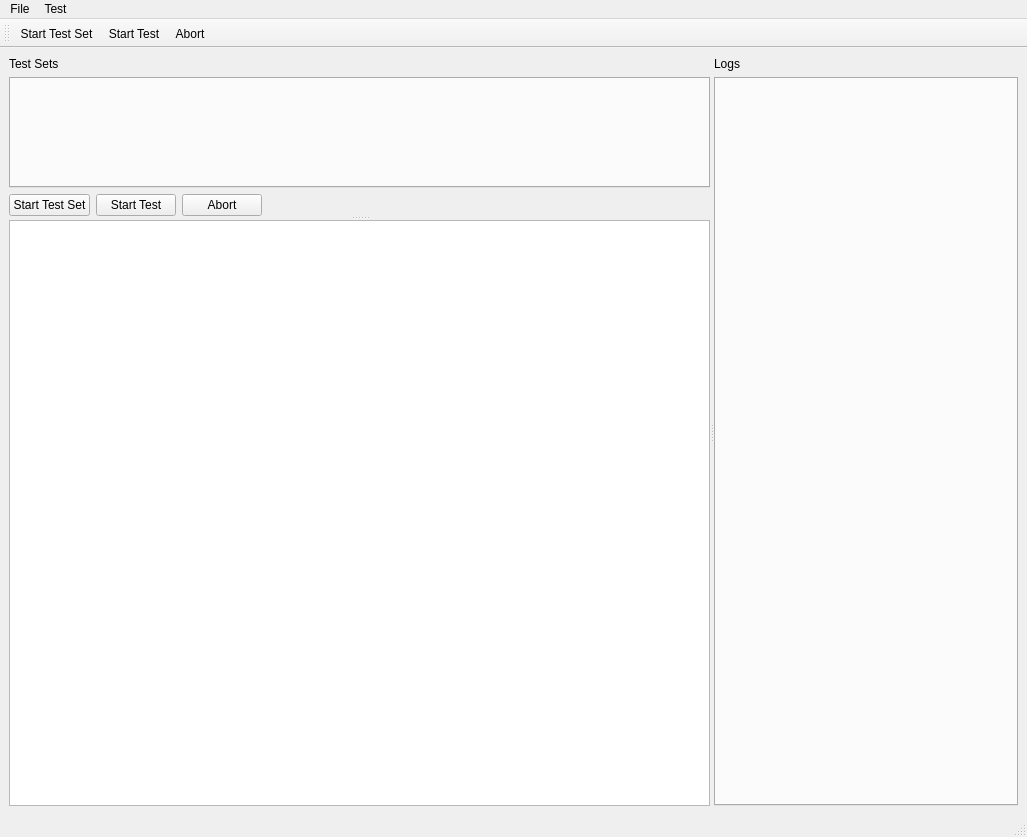
First picture: the form in bin/MainWindow.ui, repository ViktorFagerlind/TestFramework, before the edit.
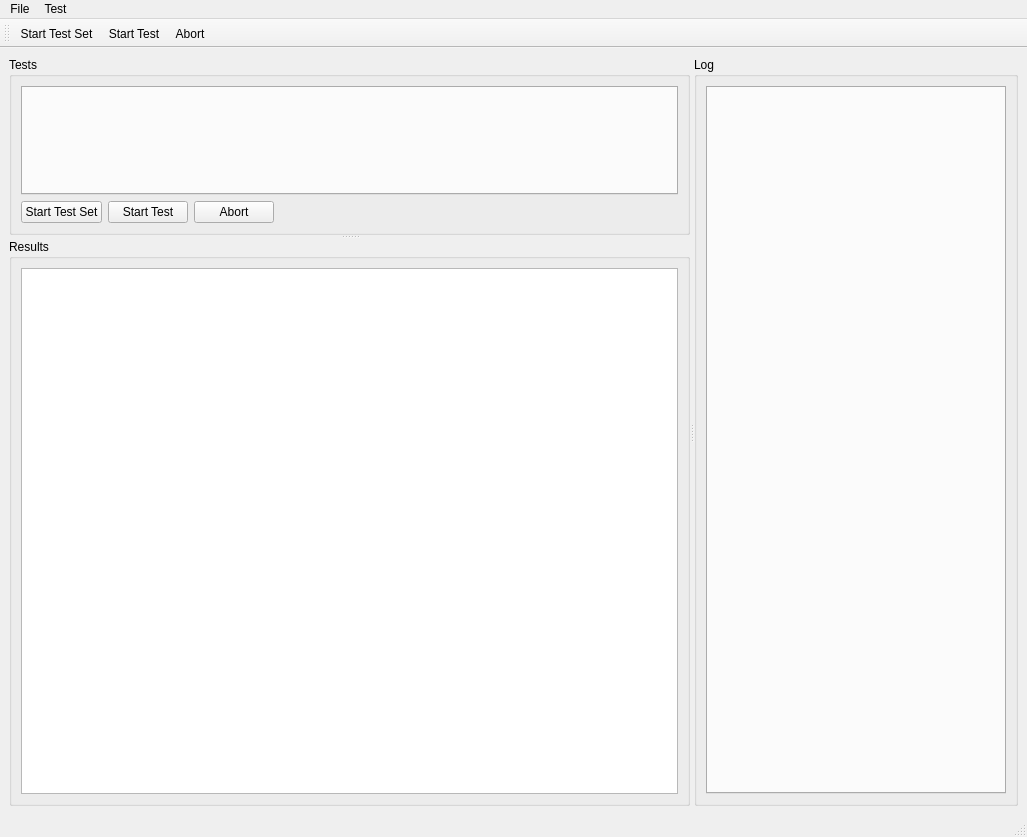
Second picture: the form after the edit. Icons and pictures are not drawn.

Diff of the .ui file:
```diff
--- a/bin/MainWindow.ui
+++ b/bin/MainWindow.ui
@@ -14,7 +14,7 @@
    <string>MainWindow</string>
   </property>
   <widget class="QWidget" name="centralwidget">
-   <layout class="QVBoxLayout" name="verticalLayout_3">
+   <layout class="QVBoxLayout" name="verticalLayout_2">
     <item>
      <widget class="QSplitter" name="splitter_2">
       <property name="orientation">
@@ -24,21 +24,11 @@
        <property name="orientation">
         <enum>Qt::Vertical</enum>
        </property>
-       <widget class="QWidget" name="">
+       <widget class="QGroupBox" name="groupBoxTests">
+        <property name="title">
+         <string>Tests</string>
+        </property>
         <layout class="QVBoxLayout" name="verticalLayout">
-         <item>
-          <widget class="QLabel" name="labelTests">
-           <property name="sizePolicy">
-            <sizepolicy hsizetype="Preferred" vsizetype="Fixed">
-             <horstretch>0</horstretch>
-             <verstretch>0</verstretch>
-            </sizepolicy>
-           </property>
-           <property name="text">
-            <string>Test Sets</string>
-           </property>
-          </widget>
-         </item>
          <item>
           <widget class="QTabWidget" name="tabWidgetTest">
            <property name="currentIndex">
@@ -101,23 +91,22 @@
          </item>
         </layout>
        </widget>
-       <widget class="QTreeView" name="TreeViewResults"/>
+       <widget class="QGroupBox" name="groupBoxResults">
+        <property name="title">
+         <string>Results</string>
+        </property>
+        <layout class="QVBoxLayout" name="verticalLayout_4">
+         <item>
+          <widget class="QTreeView" name="TreeViewResults"/>
+         </item>
+        </layout>
+       </widget>
       </widget>
-      <widget class="QWidget" name="layoutWidget_3">
-       <layout class="QVBoxLayout" name="verticalLayout_2">
-        <item>
-         <widget class="QLabel" name="labelLog">
-          <property name="sizePolicy">
-           <sizepolicy hsizetype="Preferred" vsizetype="Fixed">
-            <horstretch>0</horstretch>
-            <verstretch>0</verstretch>
-           </sizepolicy>
-          </property>
-          <property name="text">
-           <string>Logs</string>
-          </property>
-         </widget>
-        </item>
+      <widget class="QGroupBox" name="groupBoxLog">
+       <property name="title">
+        <string>Log</string>
+       </property>
+       <layout class="QVBoxLayout" name="verticalLayout_3">
         <item>
          <widget class="QTabWidget" name="tabWidgetLog">
           <property name="currentIndex">
```
Left out of the diff: 23 changed lines with no effect on the pictures.
